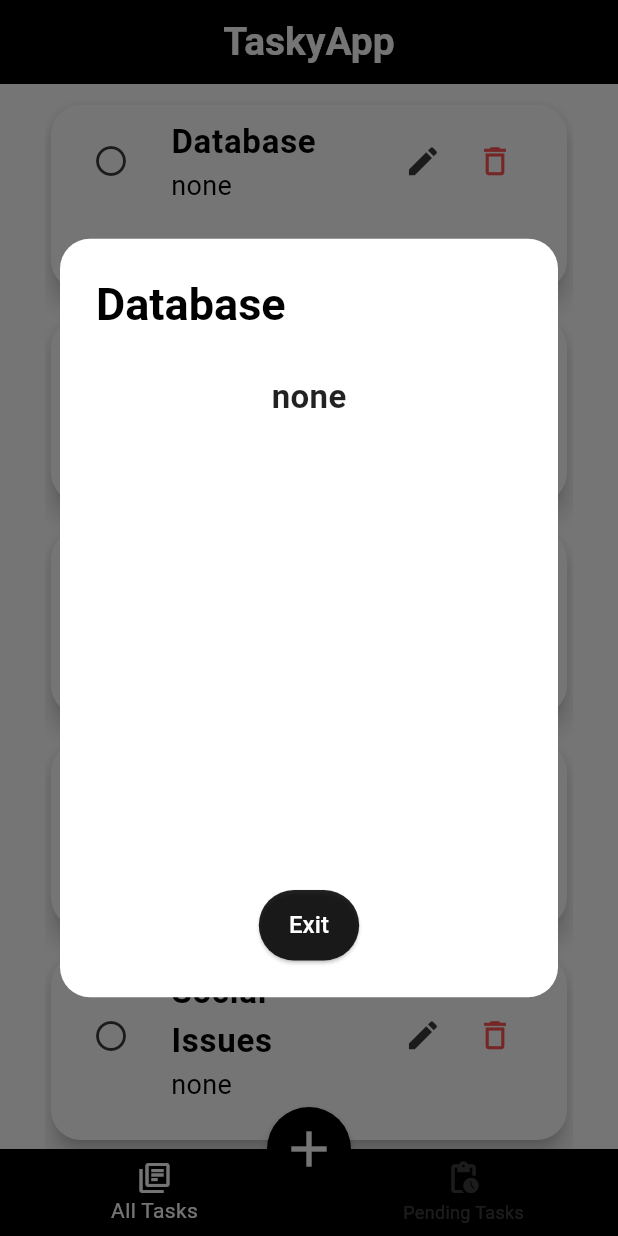
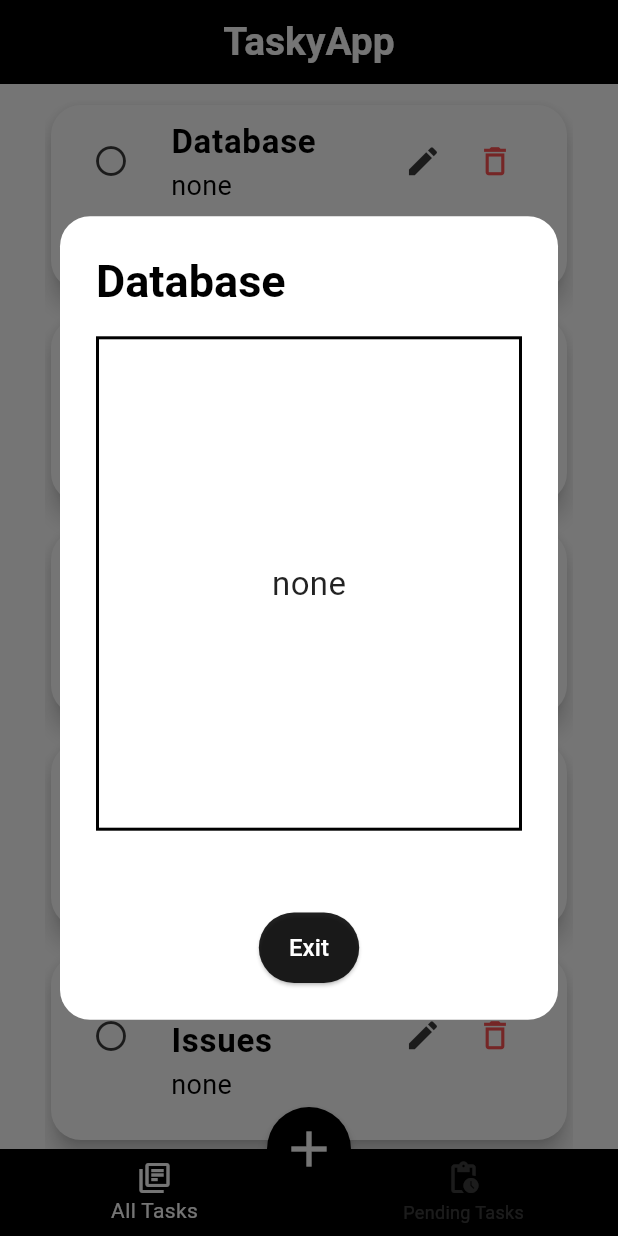
Before and after one commit to klarasameh1/TaskyApp, a Flutter app: the screen it shows after launch, after a tap on "Database", on a phone screen of 412 x 824 dp. Run offline on Flutter 3.47's test engine with Material 3 defaults, Android fonts, the light colour scheme and no system bars.

Commit message:
ui fixes

```diff
--- a/lib/dialogs/expandDialog.dart
+++ b/lib/dialogs/expandDialog.dart
@@ -32,24 +32,37 @@ import '../providers/TaskProvider.dart';
         )
     ),
 
-    content: SizedBox(
+    content: Column(
+      mainAxisSize: MainAxisSize.min,
+      children: [
+        Container(
           width: MediaQuery.of(context).size.width*0.8,
           height: MediaQuery.of(context).size.height*0.4,
-      child: Column(
-        mainAxisSize: MainAxisSize.min,
-        children: [
-          SizedBox(height: 10,),
-          Text(
+
+          decoration:  BoxDecoration(
+            border:
+            Border.all(
+              color: Colors.black,
+              width: 2,
+              style: BorderStyle.solid,
+              strokeAlign : BorderSide.strokeAlignInside,
+            )
+          ),
+          child:
+          Center(
+            child: Text(
               task['Desc'],
               style: TextStyle(
-                fontWeight: FontWeight.bold ,
                   fontSize: 22 ,
                   color: Colors.black87
               ),
             ),
+          ),
+        ),
+        SizedBox(height: 10,),
+
         const SizedBox(height: 20),
       ],
-      ),
     ),
 
     actions: [
```
Lines whose indentation alone changed are shown as unchanged.
